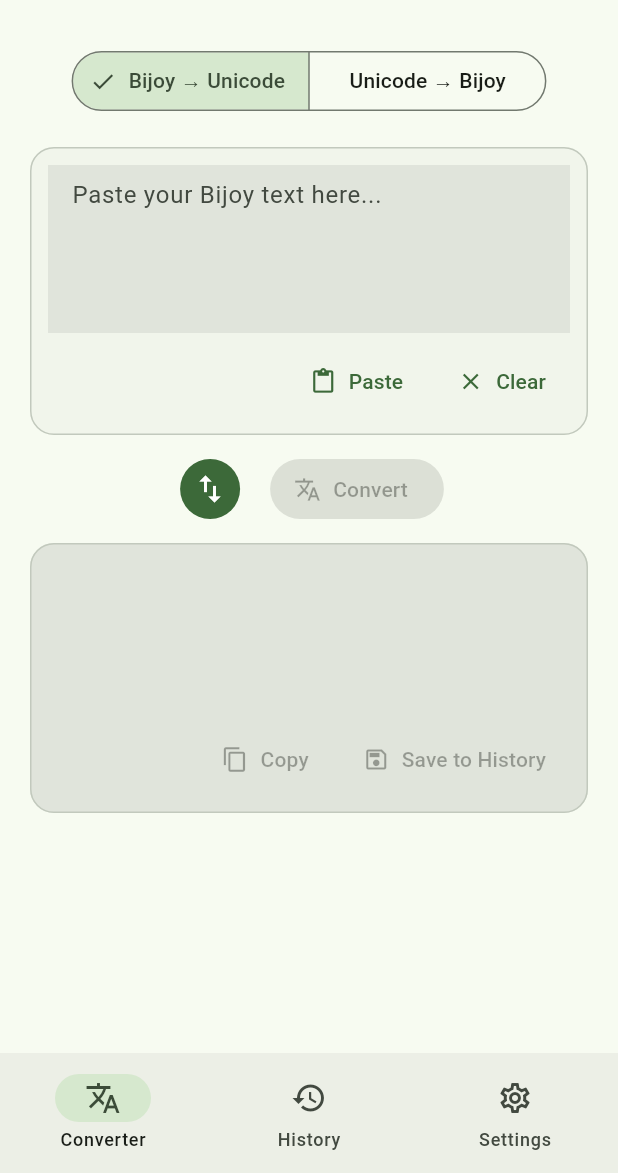
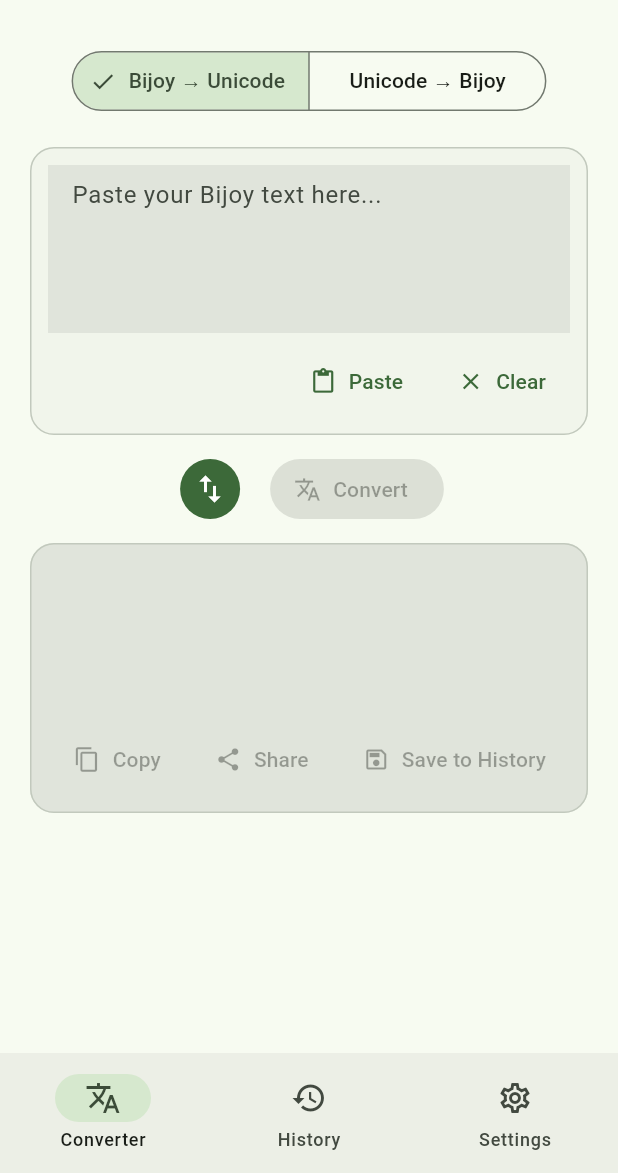
Before and after one commit to theprantadutta/borno_setu, a Flutter app: the screen it shows after launch, on a phone screen of 412 x 824 dp, the part 63-1236 px from its top. Run offline on Flutter 3.47's test engine with Material 3 defaults, Android fonts, the light colour scheme and no system bars; our stand-ins replace drift, drift_flutter, flutter_riverpod, go_router, package_info_plus, share_plus and 1 more; accounts and stored records are empty; generated files the repository leaves out were written again.

Commit message:
Add share button to converter output card
Add a Share button between Copy and Save to History using share_plus
package, allowing users to share converted text via the system share
sheet. Includes localization strings for English and Bangla.

```diff
--- a/lib/features/converter/presentation/widgets/text_output_card.dart
+++ b/lib/features/converter/presentation/widgets/text_output_card.dart
@@ -1,5 +1,6 @@
 import 'package:flutter/material.dart';
 import 'package:borno_setu/l10n/app_localizations.dart';
+import 'package:share_plus/share_plus.dart';
 
 import '../../../../core/utils/clipboard_helper.dart';
 
@@ -53,6 +54,18 @@
                 ),
                 const SizedBox(width: 8),
                 TextButton.icon(
+                  onPressed: text.isEmpty
+                      ? null
+                      : () async {
+                          await SharePlus.instance.share(
+                            ShareParams(text: text),
+                          );
+                        },
+                  icon: const Icon(Icons.share, size: 18),
+                  label: Text(l10n.shareButton),
+                ),
+                const SizedBox(width: 8),
+                TextButton.icon(
                   onPressed: text.isEmpty ? null : onSaveToHistory,
                   icon: const Icon(Icons.save_outlined, size: 18),
                   label: Text(l10n.saveToHistory),
--- a/lib/l10n/app_bn.arb
+++ b/lib/l10n/app_bn.arb
@@ -10,6 +10,7 @@
   "inputHintUnicode": "এখানে ইউনিকোড বাংলা টেক্সট পেস্ট করুন...",
   "convertButton": "রূপান্তর করুন",
   "copyButton": "কপি",
+  "shareButton": "শেয়ার",
   "pasteButton": "পেস্ট",
   "clearButton": "মুছুন",
   "swapButton": "বিনিময়",
--- a/lib/l10n/app_en.arb
+++ b/lib/l10n/app_en.arb
@@ -10,6 +10,7 @@
   "inputHintUnicode": "Paste your Unicode Bangla text here...",
   "convertButton": "Convert",
   "copyButton": "Copy",
+  "shareButton": "Share",
   "pasteButton": "Paste",
   "clearButton": "Clear",
   "swapButton": "Swap",
--- a/lib/l10n/app_localizations.dart
+++ b/lib/l10n/app_localizations.dart
@@ -157,6 +157,12 @@
   /// In en, this message translates to:
   /// **'Copy'**
   String get copyButton;
+
+  /// No description provided for @shareButton.
+  ///
+  /// In en, this message translates to:
+  /// **'Share'**
+  String get shareButton;
 
   /// No description provided for @pasteButton.
   ///
--- a/lib/l10n/app_localizations_bn.dart
+++ b/lib/l10n/app_localizations_bn.dart
@@ -37,6 +37,9 @@
 
   @override
   String get copyButton => 'কপি';
+
+  @override
+  String get shareButton => 'শেয়ার';
 
   @override
   String get pasteButton => 'পেস্ট';
--- a/lib/l10n/app_localizations_en.dart
+++ b/lib/l10n/app_localizations_en.dart
@@ -37,6 +37,9 @@
 
   @override
   String get copyButton => 'Copy';
+
+  @override
+  String get shareButton => 'Share';
 
   @override
   String get pasteButton => 'Paste';
--- a/pubspec.yaml
+++ b/pubspec.yaml
@@ -27,6 +27,7 @@
   intl: ^0.20.2
   package_info_plus: ^8.3.0
   url_launcher: ^6.3.1
+  share_plus: ^12.0.1
 
 dev_dependencies:
   flutter_test:
```
Also changed, not shown: pubspec.lock, 3 other files.
